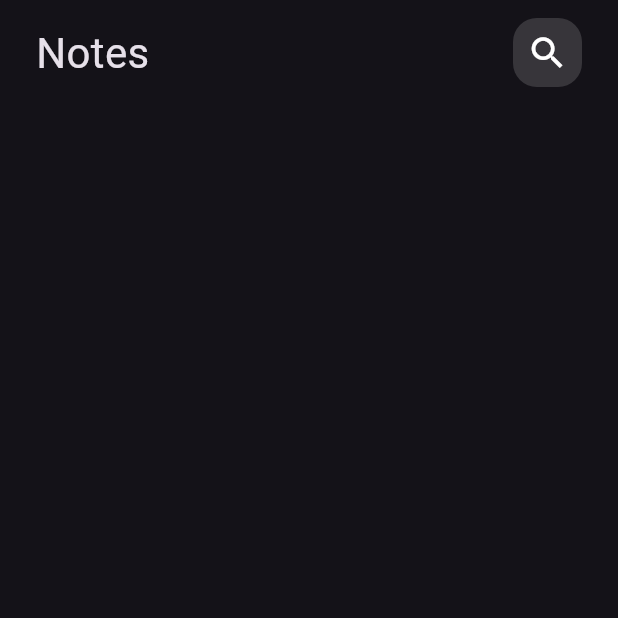
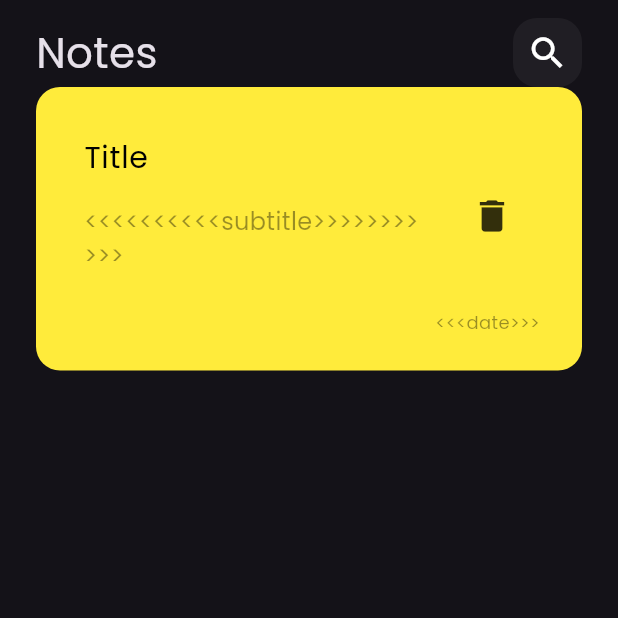
Before and after one commit to AhmedIbarhim/notes_app, a Flutter app: the screen it shows after launch, on a phone screen of 412 x 824 dp, the top half of it. Run offline on Flutter 3.47's test engine with Material 3 defaults, Android fonts, the phone set to English and light mode, and no system bars; our stand-ins replace google_fonts.

Commit message:
create note item

```diff
--- a/lib/main.dart
+++ b/lib/main.dart
@@ -1,4 +1,5 @@
 import 'package:flutter/material.dart';
+import 'package:google_fonts/google_fonts.dart';
 import 'package:notes_app/views/notes_view.dart';
 
 void main() {
@@ -13,7 +14,9 @@ class NotesApp extends StatelessWidget {
     return MaterialApp(
       debugShowCheckedModeBanner: false,
       title: 'Notes App',
-      theme: ThemeData(brightness: Brightness.dark),
+      theme: ThemeData(
+        brightness: Brightness.dark,
+      ),
       home: const NotesView(),
     );
   }
--- /dev/null
+++ b/lib/widgets/custom_app_bar.dart
@@ -0,0 +1,23 @@
+import 'package:flutter/material.dart';
+import 'package:google_fonts/google_fonts.dart';
+import 'package:notes_app/widgets/custom_search_icon.dart';
+
+class CustomAppBar extends StatelessWidget {
+  const CustomAppBar({super.key});
+
+  @override
+  Widget build(BuildContext context) {
+    return Row(
+      children: [
+        Text(
+          'Notes',
+          style: GoogleFonts.poppins(
+            fontSize: 28,
+          ),
+        ),
+        const Spacer(),
+        const CustomSearchIcon()
+      ],
+    );
+  }
+}
--- a/lib/widgets/custom_search_icon.dart
+++ b/lib/widgets/custom_search_icon.dart
@@ -9,7 +9,7 @@ class CustomSearchIcon extends StatelessWidget {
       height: 46,
       width: 46,
       decoration: BoxDecoration(
-        color: Colors.white.withOpacity(0.15),
+        color: Colors.white.withOpacity(0.05),
         borderRadius: BorderRadius.circular(16),
       ),
       child: const Icon(
--- /dev/null
+++ b/lib/widgets/note_item.dart
@@ -0,0 +1,57 @@
+import 'package:flutter/material.dart';
+import 'package:google_fonts/google_fonts.dart';
+
+class NoteItem extends StatelessWidget {
+  const NoteItem({super.key});
+
+  @override
+  Widget build(BuildContext context) {
+    return Container(
+      padding: const EdgeInsets.fromLTRB(16, 24, 12, 24),
+      decoration: BoxDecoration(
+        color: Colors.yellow,
+        borderRadius: BorderRadius.circular(16),
+      ),
+      child: Column(
+        crossAxisAlignment: CrossAxisAlignment.end,
+        children: [
+          ListTile(
+            title: Text(
+              'Title',
+              style: GoogleFonts.poppins(
+                color: Colors.black,
+                fontSize: 20,
+              ),
+            ),
+            subtitle: Padding(
+              padding: const EdgeInsets.symmetric(vertical: 16),
+              child: Text(
+                '<<<<<<<<<<subtitle>>>>>>>>>>>',
+                style: GoogleFonts.poppins(
+                    color: Colors.black.withOpacity(0.4), fontSize: 16),
+              ),
+            ),
+            trailing: IconButton(
+              onPressed: () {},
+              icon: Icon(
+                Icons.delete,
+                color: Colors.black.withOpacity(0.8),
+                size: 28,
+              ),
+            ),
+          ),
+          Padding(
+            padding: const EdgeInsets.only(right: 16),
+            child: Text(
+              '<<<date>>>',
+              style: GoogleFonts.poppins(
+                color: Colors.black.withOpacity(0.4),
+                fontSize: 12,
+              ),
+            ),
+          )
+        ],
+      ),
+    );
+  }
+}
--- a/lib/widgets/notes_view_body.dart
+++ b/lib/widgets/notes_view_body.dart
@@ -1,5 +1,6 @@
 import 'package:flutter/material.dart';
-import 'package:notes_app/widgets/custom_search_icon.dart';
+import 'package:notes_app/widgets/custom_app_bar.dart';
+import 'package:notes_app/widgets/note_item.dart';
 
 class NotesViewBody extends StatelessWidget {
   const NotesViewBody({super.key});
@@ -9,28 +10,8 @@ class NotesViewBody extends StatelessWidget {
     return const Padding(
       padding: EdgeInsets.symmetric(horizontal: 24, vertical: 12),
       child: Column(
-        children: [CustomAppBar()],
+        children: [CustomAppBar(), NoteItem()],
       ),
     );
   }
 }
-
-class CustomAppBar extends StatelessWidget {
-  const CustomAppBar({super.key});
-
-  @override
-  Widget build(BuildContext context) {
-    return const Row(
-      children: [
-        Text(
-          'Notes',
-          style: TextStyle(
-            fontSize: 28,
-          ),
-        ),
-        Spacer(),
-        CustomSearchIcon()
-      ],
-    );
-  }
-}
--- a/pubspec.yaml
+++ b/pubspec.yaml
@@ -35,6 +35,7 @@ dependencies:
   # The following adds the Cupertino Icons font to your application.
   # Use with the CupertinoIcons class for iOS style icons.
   cupertino_icons: ^1.0.6
+  google_fonts: ^6.2.1
 
 dev_dependencies:
   flutter_test:
```
Also changed, not shown: pubspec.lock, 1 other file.
